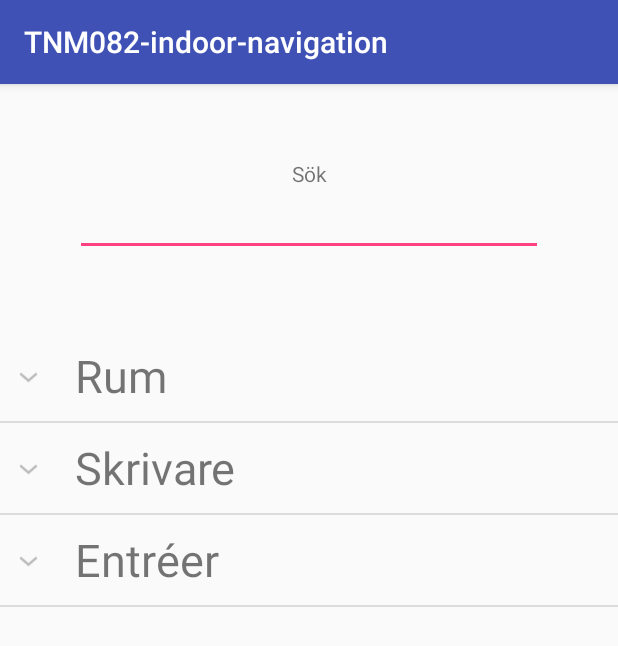
After one commit to kajsaffranzen/TNM082-indoor-navigation, an Android app: the ListAndSearchView screen opened directly, with no data from a screen before it, on a phone screen of 412 x 824 dp. The commit adds this screen. Shown: the top 646 px of the screen. Run offline under Robolectric (Android 15) with nearby library versions, the phone set to English and light mode, and no system bars.

Commit message:
manually merger expListBranch and master

```diff
--- a/app/src/main/AndroidManifest.xml
+++ b/app/src/main/AndroidManifest.xml
@@ -1,7 +1,9 @@
 <?xml version="1.0" encoding="utf-8"?>
 <manifest xmlns:android="http://schemas.android.com/apk/res/android"
     package="com.example.firebazzze.tnm082_indoor_navigation">
+
     <uses-permission android:name="android.permission.INTERNET" />
+
     <application
         android:allowBackup="true"
         android:icon="@mipmap/ic_launcher"
@@ -18,6 +20,7 @@
                 <category android:name="android.intent.category.LAUNCHER" />
             </intent-filter>
         </activity>
+        <activity android:name=".ListAndSearchView"></activity>
     </application>
 
 </manifest>
--- /dev/null
+++ b/app/src/main/java/com/example/firebazzze/tnm082_indoor_navigation/ExpandableListAdapter.java
@@ -0,0 +1,103 @@
+package com.example.firebazzze.tnm082_indoor_navigation;
+
+import java.util.HashMap;
+import java.util.List;
+
+import android.content.Context;
+import android.view.LayoutInflater;
+import android.view.View;
+import android.view.ViewGroup;
+import android.widget.BaseExpandableListAdapter;
+import android.widget.TextView;
+
+public class ExpandableListAdapter extends BaseExpandableListAdapter {
+
+    private Context context;
+    private List<String> listGroup;
+    private HashMap<String, List<String>> listChild;
+
+    public ExpandableListAdapter(Context context, List<String> listGroup,
+                                 HashMap<String, List<String>> listChild) {
+        this.context = context;
+        this.listGroup = listGroup;
+        this.listChild = listChild;
+    }
+
+    @Override
+    public int getGroupCount() {
+        return listGroup.size();
+    }
+
+    @Override
+    public int getChildrenCount(int groupPosition) {
+        return listChild.get(listGroup.get(groupPosition)).size();
+    }
+
+    @Override
+    public Object getGroup(int groupPosition) {
+        return listGroup.get(groupPosition);
+    }
+
+    @Override
+    public Object getChild(int groupPosition, int childPosition) {
+        return listChild.get(listGroup.get(groupPosition)).get(childPosition);
+    }
+
+    @Override
+    public long getGroupId(int groupPosition) {
+        return groupPosition;
+    }
+
+    @Override
+    public long getChildId(int groupPosition, int childPosition) {
+        return childPosition;
+    }
+
+    @Override
+    public boolean hasStableIds() {
+        return false;
+    }
+
+    @Override
+    public View getGroupView(int groupPosition, boolean isExpanded,
+                             View convertView, ViewGroup parent) {
+        if (convertView == null) {
+            LayoutInflater infalInflater = (LayoutInflater) context
+                    .getSystemService(Context.LAYOUT_INFLATER_SERVICE);
+            convertView = infalInflater.inflate(R.layout.group_layout, null);
+        }
+
+        String textGroup = (String) getGroup(groupPosition);
+
+        TextView textViewGroup = (TextView) convertView
+                .findViewById(R.id.expListGroup);
+        textViewGroup.setText(textGroup);
+
+        return convertView;
+    }
+
+    @Override
+    public View getChildView(int groupPosition, int childPosition,
+                             boolean isLastChild, View convertView, ViewGroup parent) {
+        if (convertView == null) {
+            LayoutInflater infalInflater = (LayoutInflater) context
+                    .getSystemService(Context.LAYOUT_INFLATER_SERVICE);
+            convertView = infalInflater.inflate(R.layout.item_layout, null);
+        }
+
+        TextView textViewItem = (TextView) convertView.findViewById(R.id.expListItem);
+
+        String text = (String) getChild(groupPosition, childPosition);
+
+        textViewItem.setText(text);
+
+        return convertView;
+    }
+
+    @Override
+    public boolean isChildSelectable(int groupPosition, int childPosition) {
+        // TODO Auto-generated method stub
+        return true;
+    }
+
+}
--- /dev/null
+++ b/app/src/main/java/com/example/firebazzze/tnm082_indoor_navigation/ListAndSearchView.java
@@ -0,0 +1,84 @@
+package com.example.firebazzze.tnm082_indoor_navigation;
+
+import android.support.v7.app.AppCompatActivity;
+import android.os.Bundle;
+import android.util.Log;
+import android.view.View;
+import android.widget.ExpandableListView;
+
+import java.util.ArrayList;
+import java.util.HashMap;
+import java.util.List;
+
+public class ListAndSearchView extends AppCompatActivity {
+
+    private ExpandableListView myExpandableListView;
+    private ExpandableListAdapter myExpandableListAdapter;
+
+    private List<String> categoryList;
+    private HashMap<String, List<String>> interestPointsList;
+
+    private List<List<String>> dynamicCategoryList;
+
+    @Override
+    protected void onCreate(Bundle savedInstanceState) {
+        super.onCreate(savedInstanceState);
+        setContentView(R.layout.activity_list_and_search_view);
+
+        init();
+    }
+
+    private void init() {
+        categoryList = new ArrayList<String>();
+        interestPointsList = new HashMap<String, List<String>>();
+
+        myExpandableListView = (ExpandableListView) findViewById(R.id.expList);
+        myExpandableListAdapter = new ExpandableListAdapter(this, categoryList, interestPointsList);
+        myExpandableListView.setAdapter(myExpandableListAdapter);
+
+        dynamicCategoryList = new ArrayList<List<String>>();
+
+        addTempData(myExpandableListView);
+    }
+
+    //add some dummy data to the expandable list
+    private void addTempData(ExpandableListView expList) {
+        List<String> kategoryList0 = new ArrayList<String>();
+
+        addCategory("Rum");
+        addCategory("Skrivare");
+        addCategory("Entréer");
+
+        addItemToCategoryByName("Skrivare", "skrivare1");
+        addItemToCategoryByName("Skrivare", "skrivare2");
+        addItemToCategoryByName("Skrivare", "skrivareTrasig");
+
+        for(int i=0; i<dynamicCategoryList.size(); i++)
+            interestPointsList.put(categoryList.get(i), dynamicCategoryList.get(i));
+    }
+
+    //add a category to the categoryList and creating a list for the category's interest points
+    private void addCategory(String name) {
+
+        List<String> newList = new ArrayList<String>();
+
+        dynamicCategoryList.add(newList);
+        categoryList.add(name);
+    }
+
+    //Add an item to a category list
+    private void addItemToCategory(List<String> kList, String name) {
+        kList.add(name);
+    }
+
+    //add an item to a category specified by name
+    private void addItemToCategoryByName(String categoryName, String itemName) {
+        int index = -1;
+
+        for(int i=0; i<categoryList.size(); i++)
+            if(categoryList.get(i).equals(categoryName))
+                index = i;
+
+        dynamicCategoryList.get(index).add(itemName);
+    }
+}
--- /dev/null
+++ b/app/src/main/res/layout/activity_list_and_search_view.xml
@@ -0,0 +1,37 @@
+<?xml version="1.0" encoding="utf-8"?>
+<LinearLayout xmlns:android="http://schemas.android.com/apk/res/android"
+    xmlns:tools="http://schemas.android.com/tools"
+    android:orientation="vertical"
+    android:layout_width="match_parent"
+    android:layout_height="match_parent"
+    tools:context="com.example.firebazzze.tnm082_indoor_navigation.ListAndSearchView">
+
+    <!--android:paddingBottom="@dimen/activity_vertical_margin"-->
+    <!--android:paddingLeft="@dimen/activity_horizontal_margin"-->
+    <!--android:paddingRight="@dimen/activity_horizontal_margin"-->
+    <!--android:paddingTop="@dimen/activity_vertical_margin"-->
+
+    <LinearLayout
+        android:layout_width="match_parent"
+        android:layout_height="wrap_content"
+        android:orientation="vertical"
+        android:padding="50dp">
+
+        <TextView
+            android:layout_width="match_parent"
+            android:layout_height="wrap_content"
+            android:text="Sök"
+            android:gravity="center"/>
+
+        <EditText
+            android:layout_width="match_parent"
+            android:layout_height="wrap_content" />
+
+    </LinearLayout>
+
+    <ExpandableListView
+        android:id="@+id/expList"
+        android:layout_width="match_parent"
+        android:layout_height="match_parent"/>
+
+</LinearLayout>
--- /dev/null
+++ b/app/src/main/res/layout/group_layout.xml
@@ -0,0 +1,14 @@
+<?xml version="1.0" encoding="utf-8"?>
+<LinearLayout xmlns:android="http://schemas.android.com/apk/res/android"
+    android:orientation="vertical" android:layout_width="match_parent"
+    android:layout_height="match_parent">
+
+    <TextView
+        android:id="@+id/expListGroup"
+        android:layout_width="fill_parent"
+        android:layout_height="60dp"
+        android:textSize="30dp"
+        android:gravity="center_vertical"
+        android:layout_marginLeft="50dp"/>
+
+</LinearLayout>
--- a/app/src/main/res/values/strings.xml
+++ b/app/src/main/res/values/strings.xml
@@ -1,4 +1,5 @@
 <resources>
     <string name="app_name">TNM082-indoor-navigation</string>
     <string name="action_settings">Settings</string>
+    <string name="title_activity_list_and_search_view">ListAndSearchView</string>
 </resources>
```
Also changed, not shown: app/src/main/java/com/example/firebazzze/tnm082_indoor_navigation/MainActivity.java (+24 -1 lines), app/src/main/res/layout/content_main.xml (+9 -2 lines), app/src/main/res/layout/item_layout.xml (added, +15 -0 lines), 3 other files.
